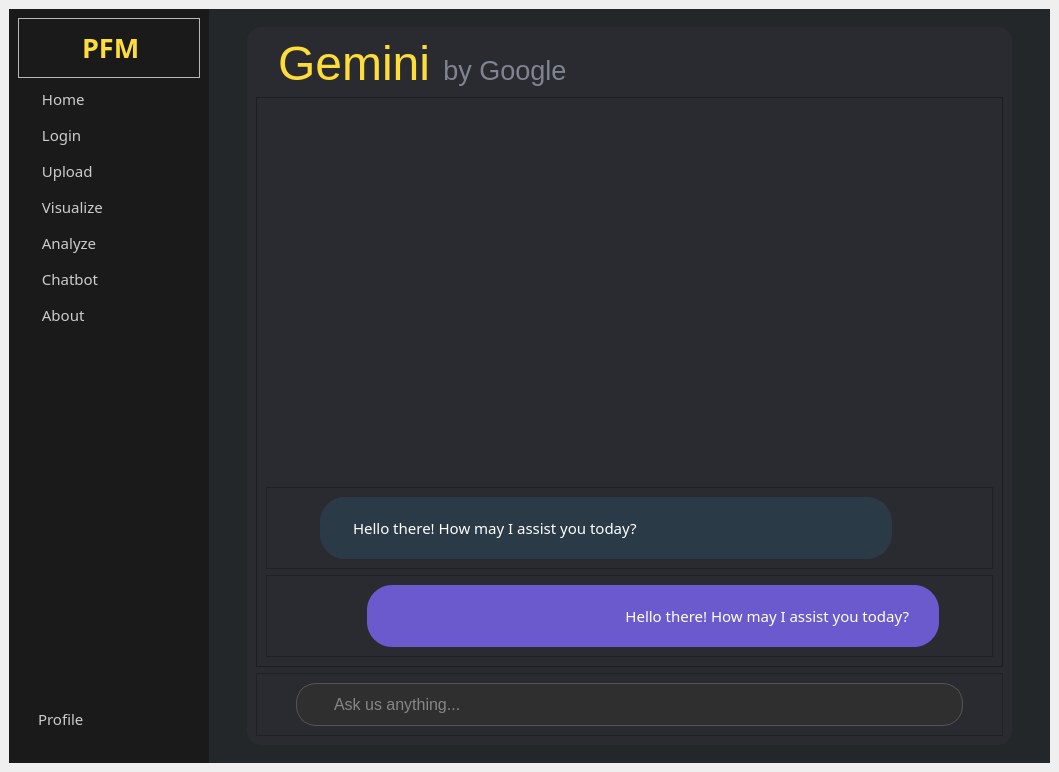
Above: UI/Master.ui from AtlasCJr/pfm before the change. Below: the same form after it.
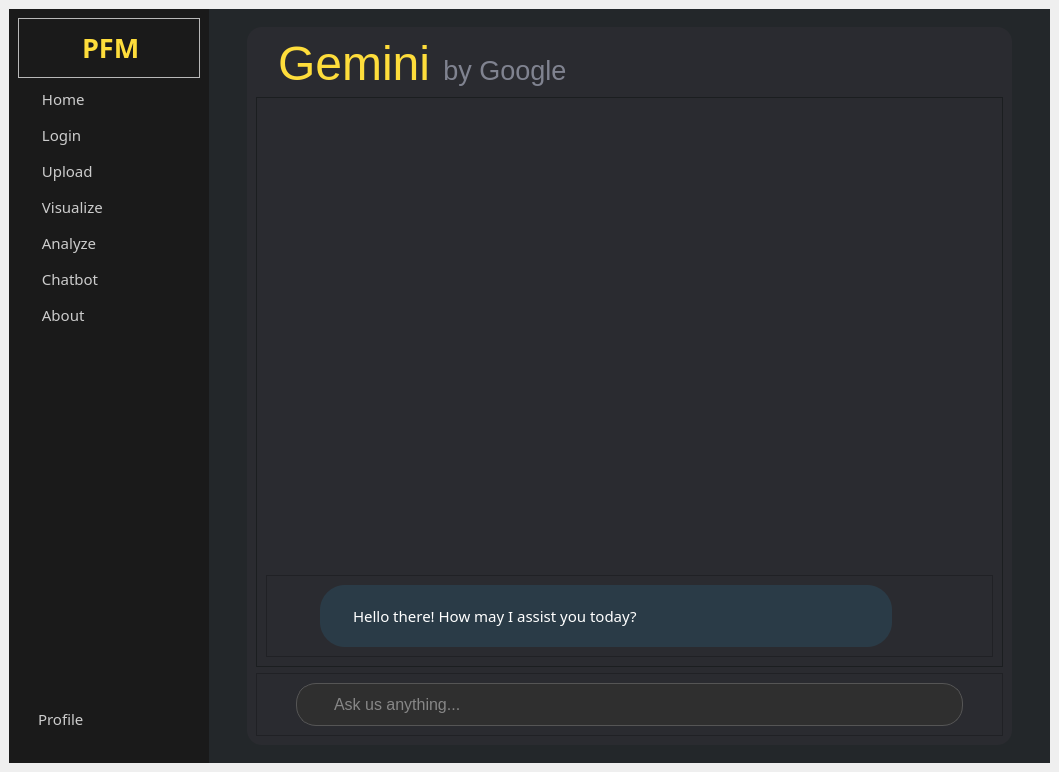
That is the form after the change. The open tabs and pages were chosen to show the change. Icons and pictures are not drawn.

What changed in the file:
```diff
--- a/UI/Master.ui
+++ b/UI/Master.ui
@@ -2364,147 +2364,6 @@
                     </layout>
                    </widget>
                   </item>
-                  <item>
-                   <widget class="QFrame" name="userBubble">
-                    <property name="sizePolicy">
-                     <sizepolicy hsizetype="Preferred" vsizetype="Maximum">
-                      <horstretch>0</horstretch>
-                      <verstretch>0</verstretch>
-                     </sizepolicy>
-                    </property>
-                    <property name="maximumSize">
-                     <size>
-                      <width>1000</width>
-                      <height>16777215</height>
-                     </size>
-                    </property>
-                    <property name="layoutDirection">
-                     <enum>Qt::RightToLeft</enum>
-                    </property>
-                    <property name="styleSheet">
-                     <string notr="true">background-color: rgb(42, 43, 48); </string>
-                    </property>
-                    <property name="frameShape">
-                     <enum>QFrame::StyledPanel</enum>
-                    </property>
-                    <property name="frameShadow">
-                     <enum>QFrame::Raised</enum>
-                    </property>
-                    <layout class="QHBoxLayout" name="horizontalLayout_7">
-                     <property name="leftMargin">
-                      <number>0</number>
-                     </property>
-                     <property name="rightMargin">
-                      <number>0</number>
-                     </property>
-                     <item>
-                      <spacer name="horizontalSpacer_11">
-                       <property name="orientation">
-                        <enum>Qt::Horizontal</enum>
-                       </property>
-                       <property name="sizeType">
-                        <enum>QSizePolicy::Fixed</enum>
-                       </property>
-                       <property name="sizeHint" stdset="0">
-                        <size>
-                         <width>7</width>
-                         <height>20</height>
-                        </size>
-                       </property>
-                      </spacer>
-                     </item>
-                     <item>
-                      <widget class="QLabel" name="CB_userLogo">
-                       <property name="minimumSize">
-                        <size>
-                         <width>40</width>
-                         <height>40</height>
-                        </size>
-                       </property>
-                       <property name="maximumSize">
-                        <size>
-                         <width>40</width>
-                         <height>40</height>
-                        </size>
-                       </property>
-                       <property name="text">
-                        <string/>
-                       </property>
-                       <property name="pixmap">
-                        <pixmap>../Assets/user2-blue.png</pixmap>
-                       </property>
-                       <property name="scaledContents">
-                        <bool>true</bool>
-                       </property>
-                      </widget>
-                     </item>
-                     <item>
-                      <widget class="QLabel" name="CB_userChat">
-                       <property name="sizePolicy">
-                        <sizepolicy hsizetype="Preferred" vsizetype="Maximum">
-                         <horstretch>0</horstretch>
-                         <verstretch>0</verstretch>
-                        </sizepolicy>
-                       </property>
-                       <property name="minimumSize">
-                        <size>
-                         <width>0</width>
-                         <height>50</height>
-                        </size>
-                       </property>
-                       <property name="maximumSize">
-                        <size>
-                         <width>4000</width>
-                         <height>16777215</height>
-                        </size>
-                       </property>
-                       <property name="font">
-                        <font>
-                         <family>Poppins</family>
-                        </font>
-                       </property>
-                       <property name="styleSheet">
-                        <string notr="true">color: rgb(255, 255, 255);
-background-color: #6A5ACD;
-
-padding-left: 30px;
-padding-right: 25px;
-
-padding-top: 20px;
-padding-bottom: 20px;
-
-border-radius: 25px;</string>
-                       </property>
-                       <property name="text">
-                        <string>&lt;html&gt;&lt;head/&gt;&lt;body&gt;&lt;p align=&quot;right&quot;&gt;&lt;span style=&quot; font-size:11pt;&quot;&gt;Hello there! How may I assist you today?&lt;/span&gt;&lt;/p&gt;&lt;/body&gt;&lt;/html&gt;</string>
-                       </property>
-                       <property name="alignment">
-                        <set>Qt::AlignLeading|Qt::AlignLeft|Qt::AlignVCenter</set>
-                       </property>
-                       <property name="wordWrap">
-                        <bool>true</bool>
-                       </property>
-                      </widget>
-                     </item>
-                     <item>
-                      <spacer name="horizontalSpacer_7">
-                       <property name="orientation">
-                        <enum>Qt::Horizontal</enum>
-                       </property>
-                       <property name="sizeType">
-                        <enum>QSizePolicy::Fixed</enum>
-                       </property>
-                       <property name="sizeHint" stdset="0">
-                        <size>
-                         <width>100</width>
-                         <height>20</height>
-                        </size>
-                       </property>
-                      </spacer>
-                     </item>
-                    </layout>
-                   </widget>
-                  </item>
                  </layout>
                 </widget>
                </widget>
```
Left out of the diff: 18 changed lines with no effect on the pictures.
